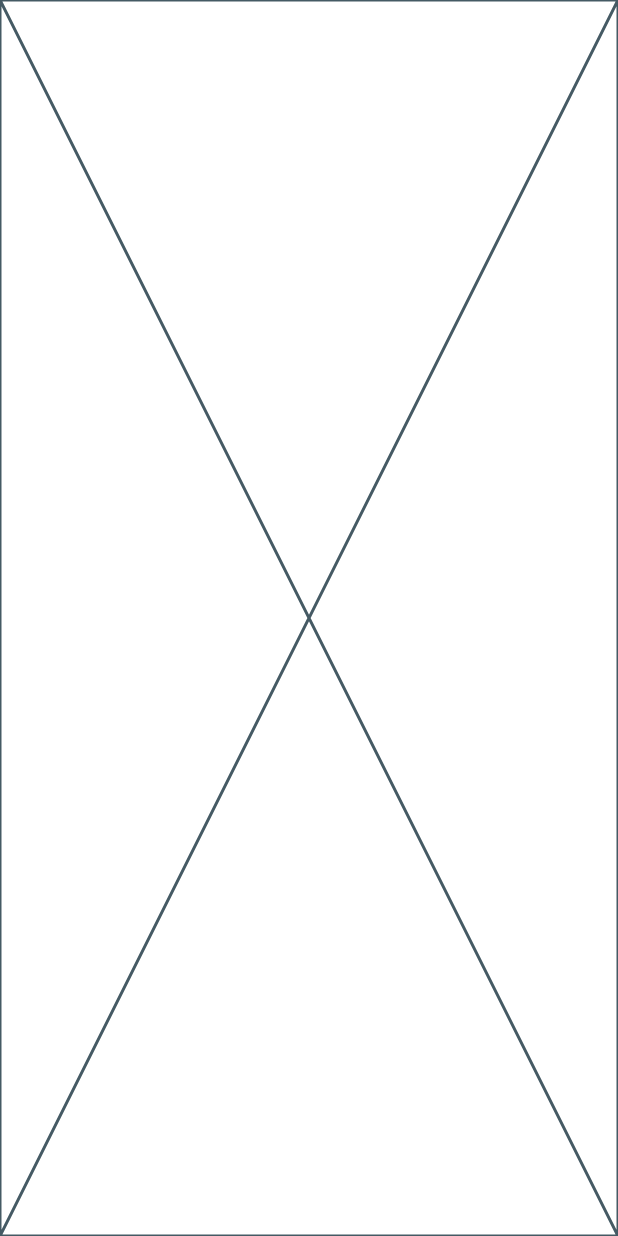
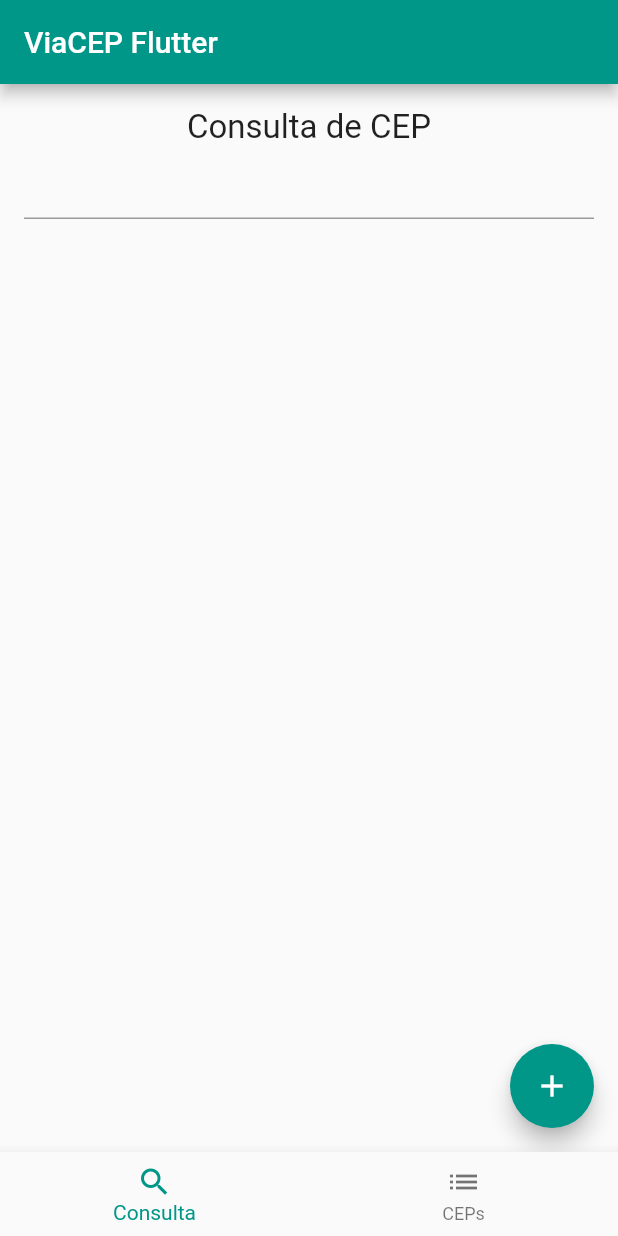
Before and after one commit to iugmali/viacep_flutter, a Flutter app: the screen it shows after launch, on a phone screen of 412 x 824 dp. Run offline on Flutter 3.47's test engine with Material 2 defaults, Android fonts, the light colour scheme and no system bars; our stand-ins replace dio, flutter_dotenv, fluttertoast, google_fonts.

Commit message:
feat: desafio concluído

```diff
--- a/lib/main.dart
+++ b/lib/main.dart
@@ -1,6 +1,14 @@
 import 'package:flutter/material.dart';
+import 'package:flutter_dotenv/flutter_dotenv.dart';
+import 'package:fluttertoast/fluttertoast.dart';
+import 'package:google_fonts/google_fonts.dart';
+import 'package:viacep_flutter/pages/main_page.dart';
 
-void main() {
+GlobalKey<NavigatorState> navigatorKey = GlobalKey<NavigatorState>();
+
+void main() async {
+  WidgetsFlutterBinding.ensureInitialized();
+  await dotenv.load(fileName: ".env");
   runApp(const MyApp());
 }
 
@@ -11,12 +19,15 @@
   @override
   Widget build(BuildContext context) {
     return MaterialApp(
-      title: 'Flutter Demo',
+      builder: FToastBuilder(),
+      navigatorKey: navigatorKey,
+      debugShowCheckedModeBanner: false,
+      title: 'ViaCEP Flutter',
       theme: ThemeData(
-        colorScheme: ColorScheme.fromSeed(seedColor: Colors.deepPurple),
-        useMaterial3: true,
+          primarySwatch: Colors.teal,
+          textTheme: GoogleFonts.robotoTextTheme()
       ),
-      home: const Placeholder(),
+      home: const MainPage(),
     );
   }
 }
--- a/lib/models/cep_model.dart
+++ b/lib/models/cep_model.dart
@@ -1,17 +1,34 @@
+class CEPsModel {
+  List<CEPModel> ceps = [];
+
+  CEPsModel(ceps);
+
+  CEPsModel.fromJson(Map<String, dynamic> json) {
+    if (json['results'] != null) {
+      ceps = <CEPModel>[];
+      json['results'].forEach((v) {
+        ceps.add(CEPModel.fromJson(v));
+      });
+    }
+  }
+}
+
 class CEPModel {
-  String? _cep;
-  String? _logradouro;
-  String? _complemento;
-  String? _bairro;
-  String? _localidade;
-  String? _uf;
-  String? _ibge;
-  String? _gia;
-  String? _ddd;
-  String? _siafi;
+  String? objectId;
+  String? cep;
+  String? logradouro;
+  String? complemento;
+  String? bairro;
+  String? localidade;
+  String? uf;
+  String? ibge;
+  String? gia;
+  String? ddd;
+  String? siafi;
 
   CEPModel(
-      {String? cep,
+      {String? objectId,
+        String? cep,
         String? logradouro,
         String? complemento,
         String? bairro,
@@ -21,84 +38,68 @@
         String? gia,
         String? ddd,
         String? siafi}) {
+    if (objectId != null) {
+      objectId = objectId;
+    }
     if (cep != null) {
-      this._cep = cep;
+      cep = cep;
     }
     if (logradouro != null) {
-      this._logradouro = logradouro;
+      logradouro = logradouro;
     }
     if (complemento != null) {
-      this._complemento = complemento;
+      complemento = complemento;
     }
     if (bairro != null) {
-      this._bairro = bairro;
+      bairro = bairro;
     }
     if (localidade != null) {
-      this._localidade = localidade;
+      localidade = localidade;
     }
     if (uf != null) {
-      this._uf = uf;
+      uf = uf;
     }
     if (ibge != null) {
-      this._ibge = ibge;
+      ibge = ibge;
     }
     if (gia != null) {
-      this._gia = gia;
+      gia = gia;
     }
     if (ddd != null) {
-      this._ddd = ddd;
+      ddd = ddd;
     }
     if (siafi != null) {
-      this._siafi = siafi;
+      siafi = siafi;
     }
   }
 
-  String? get cep => _cep;
-  set cep(String? cep) => _cep = cep;
-  String? get logradouro => _logradouro;
-  set logradouro(String? logradouro) => _logradouro = logradouro;
-  String? get complemento => _complemento;
-  set complemento(String? complemento) => _complemento = complemento;
-  String? get bairro => _bairro;
-  set bairro(String? bairro) => _bairro = bairro;
-  String? get localidade => _localidade;
-  set localidade(String? localidade) => _localidade = localidade;
-  String? get uf => _uf;
-  set uf(String? uf) => _uf = uf;
-  String? get ibge => _ibge;
-  set ibge(String? ibge) => _ibge = ibge;
-  String? get gia => _gia;
-  set gia(String? gia) => _gia = gia;
-  String? get ddd => _ddd;
-  set ddd(String? ddd) => _ddd = ddd;
-  String? get siafi => _siafi;
-  set siafi(String? siafi) => _siafi = siafi;
-
   CEPModel.fromJson(Map<String, dynamic> json) {
-    _cep = json['cep'];
-    _logradouro = json['logradouro'];
-    _complemento = json['complemento'];
-    _bairro = json['bairro'];
-    _localidade = json['localidade'];
-    _uf = json['uf'];
-    _ibge = json['ibge'];
-    _gia = json['gia'];
-    _ddd = json['ddd'];
-    _siafi = json['siafi'];
+    objectId = json['objectId'];
+    cep = json['cep'];
+    logradouro = json['logradouro'];
+    complemento = json['complemento'];
+    bairro = json['bairro'];
+    localidade = json['localidade'];
+    uf = json['uf'];
+    ibge = json['ibge'];
+    gia = json['gia'];
+    ddd = json['ddd'];
+    siafi = json['siafi'];
   }
 
   Map<String, dynamic> toJson() {
-    final Map<String, dynamic> data = new Map<String, dynamic>();
-    data['cep'] = this._cep;
-    data['logradouro'] = this._logradouro;
-    data['complemento'] = this._complemento;
-    data['bairro'] = this._bairro;
-    data['localidade'] = this._localidade;
-    data['uf'] = this._uf;
-    data['ibge'] = this._ibge;
-    data['gia'] = this._gia;
-    data['ddd'] = this._ddd;
-    data['siafi'] = this._siafi;
+    final data = <String, dynamic>{};
+    data['objectId'] = objectId;
+    data['cep'] = cep;
+    data['logradouro'] = logradouro;
+    data['complemento'] = complemento;
+    data['bairro'] = bairro;
+    data['localidade'] = localidade;
+    data['uf'] = uf;
+    data['ibge'] = ibge;
+    data['gia'] = gia;
+    data['ddd'] = ddd;
+    data['siafi'] = siafi;
     return data;
   }
 }
--- /dev/null
+++ b/lib/pages/consulta_cep_page.dart
@@ -0,0 +1,117 @@
+import 'package:flutter/material.dart';
+import 'package:flutter/services.dart';
+import 'package:fluttertoast/fluttertoast.dart';
+import 'package:viacep_flutter/models/cep_model.dart';
+import 'package:viacep_flutter/repositories/cep_repository.dart';
+import 'package:viacep_flutter/utils/regex_input_formatter.dart';
+import 'package:viacep_flutter/main.dart';
+
+
+class ConsultaCEPPage extends StatefulWidget {
+  const ConsultaCEPPage({super.key});
+  @override
+  State<ConsultaCEPPage> createState() => _ConsultaCEPPageState();
+}
+
+class _ConsultaCEPPageState extends State<ConsultaCEPPage> {
+  late FToast fToast;
+
+  @override
+  void initState() {
+    super.initState();
+    fToast = FToast();
+    fToast.init(navigatorKey.currentContext!);
+  }
+
+  Widget toast = Container(
+    padding: const EdgeInsets.symmetric(horizontal: 24.0, vertical: 12.0),
+    decoration: BoxDecoration(
+      borderRadius: BorderRadius.circular(25.0),
+      color: Colors.greenAccent,
+    ),
+    child: const Row(
+      mainAxisSize: MainAxisSize.min,
+      children: [
+        Icon(Icons.check),
+        SizedBox(
+          width: 12.0,
+        ),
+        Text("CEP adicionado à lista."),
+      ],
+    ),
+  );
+
+  _showToast() {
+    fToast.showToast(
+      child: toast,
+      gravity: ToastGravity.BOTTOM,
+      toastDuration: const Duration(seconds: 1),
+    );
+  }
+
+  bool loading = false;
+  var cepModel = CEPModel();
+  var cepRepository = CEPRepository();
+
+  void _addCEP() async {
+    if (cepModel.cep != null) {
+      var cepList = await cepRepository.list();
+      if (!cepList.ceps.any((item) => item.cep == cepModel.cep)) {
+        await cepRepository.add(cepModel);
+        _showToast();
+      }
+    }
+  }
+
+  @override
+  Widget build(BuildContext context) {
+    return SafeArea(
+        child: Scaffold(
+          body: Padding(
+            padding: const EdgeInsets.symmetric(vertical: 16.0, horizontal: 16.0),
+            child: Column(
+              children: [
+                const Text(
+                  "Consulta de CEP",
+                  style: TextStyle(fontSize: 22),
+                ),
+                TextField(
+                  keyboardType: TextInputType.number,
+                  inputFormatters: <TextInputFormatter>[
+                    RegexInputFormatter(RegExp(r'[0-9]{1,8}')),
+                  ],
+                  onChanged: (String value) async {
+                    if (value.length == 8) {
+                      setState(() {
+                        loading = true;
+                      });
+                      cepModel = await cepRepository.consultaCEP(value);
+                      setState(() {
+                        loading = false;
+                      });
+                    }
+                  },
+                ),
+                const SizedBox(
+                  height: 50,
+                ),
+                Text(
+                  cepModel.logradouro ?? "",
+                  style: const TextStyle(fontSize: 22),
+                ),
+                Text(
+                  (cepModel.localidade == null) ? "" : "${cepModel.localidade}/${cepModel.uf}",
+                  style: const TextStyle(fontSize: 22),
+                ),
+                if (loading) const CircularProgressIndicator()
+              ],
+            ),
+          ),
+          floatingActionButton: FloatingActionButton(
+            onPressed: _addCEP,
+            child: const Icon(Icons.add),
+          ),
+        )
+    );
+  }
+}
--- /dev/null
+++ b/lib/pages/main_page.dart
@@ -0,0 +1,57 @@
+import 'package:flutter/material.dart';
+import 'package:viacep_flutter/pages/ceps_page.dart';
+import 'package:viacep_flutter/pages/consulta_cep_page.dart';
+
+
+class MainPage extends StatefulWidget {
+  const MainPage({Key? key}) : super(key: key);
+
+  @override
+  State<MainPage> createState() => _MainPageState();
+}
+
+class _MainPageState extends State<MainPage> {
+  var pageController = PageController(initialPage: 0);
+  int posicaoPagina = 0;
+
+  @override
+  Widget build(BuildContext context) {
+    return SafeArea(
+      child: Scaffold(
+        appBar: AppBar(
+          title: const Text("ViaCEP Flutter"),
+        ),
+        body: Column(
+          children: [
+            Expanded(
+              child: PageView(
+                controller: pageController,
+                onPageChanged: (value) {
+                  setState(() {
+                    posicaoPagina = value;
+                  });
+                },
+                children: const [
+                  ConsultaCEPPage(),
+                  CEPsPage(),
+                ],
+              ),
+            ),
+            BottomNavigationBar(
+                type: BottomNavigationBarType.fixed,
+                onTap: (value) {
+                  pageController.jumpToPage(value);
+                },
+                currentIndex: posicaoPagina,
+                items: const [
+                  BottomNavigationBarItem(
+                      label: "Consulta", icon: Icon(Icons.search)),
+                  BottomNavigationBarItem(
+                      label: "CEPs", icon: Icon(Icons.list)),
+                ])
+          ],
+        ),
+      ),
+    );
+  }
+}
--- /dev/null
+++ b/lib/utils/dio/back4app..dart
@@ -0,0 +1,15 @@
+import 'package:dio/dio.dart';
+import 'package:flutter_dotenv/flutter_dotenv.dart';
+
+class Back4App {
+  final _dio = Dio();
+
+  Dio get dio => _dio;
+
+  Back4App() {
+    _dio.options.headers["X-Parse-Application-Id"] = dotenv.get("BACK4APP_APPID");
+    _dio.options.headers["X-Parse-REST-API-Key"] = dotenv.get("BACK4APP_APIKEY");
+    _dio.options.headers["Content-Type"] = "application/json";
+    _dio.options.baseUrl = dotenv.get("BACK4APP_BASEURL");
+  }
+}
--- /dev/null
+++ b/lib/utils/dio/viacep.dart
@@ -0,0 +1,11 @@
+import 'package:dio/dio.dart';
+
+class ViaCEP {
+  final _dio = Dio();
+
+  Dio get dio => _dio;
+
+  ViaCEP() {
+    _dio.options.baseUrl = "https://viacep.com.br/ws";
+  }
+}
--- /dev/null
+++ b/lib/utils/regex_input_formatter.dart
@@ -0,0 +1,25 @@
+import 'package:flutter/services.dart';
+
+class RegexInputFormatter extends TextInputFormatter {
+  RegexInputFormatter(this.regExp) : assert(regExp != null);
+
+  final RegExp regExp;
+
+  @override
+  TextEditingValue formatEditUpdate(
+      TextEditingValue oldValue,
+      TextEditingValue newValue,
+      ) {
+    if (newValue.text.isEmpty ||
+        !newValue.composing.isCollapsed ||
+        !newValue.selection.isCollapsed) {
+      return newValue;
+    }
+    final Iterable<RegExpMatch> matches = regExp.allMatches(newValue.text);
+    if (matches.length == 1 &&
+        matches.first.group(0).toString() == newValue.text) {
+      return newValue;
+    }
+    return oldValue;
+  }
+}
```
Also changed, not shown: lib/pages/ceps_page.dart (added, +73 -0 lines), lib/repositories/cep_repository.dart (+48 -0 lines), pubspec.yaml (+6 -2 lines), pubspec.lock, 4 other files.
